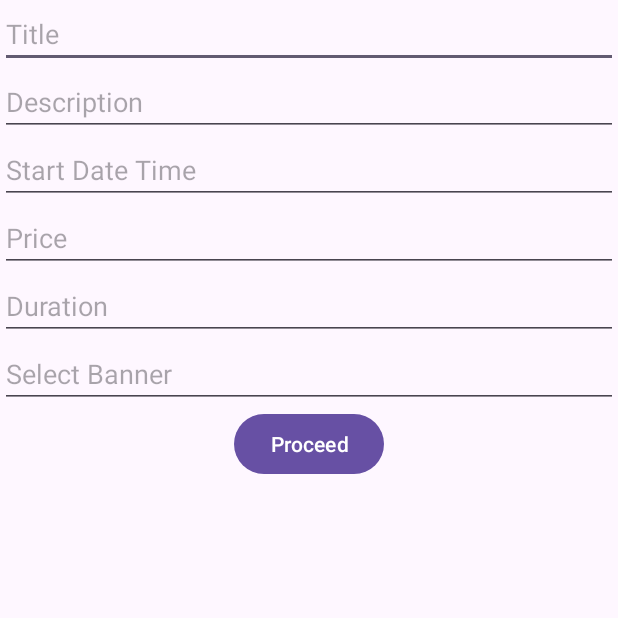
After one commit to th-aslam0/W24_3175_G1_TourGuideMegaphone, an Android app: the EditTourAdActivity screen opened directly, with no data from a screen before it, on a phone screen of 412 x 824 dp, the top half of it. The commit adds this screen. Run offline under Robolectric (Android 15) with nearby library versions, the phone set to English and light mode, and no system bars.

Commit message:
More Screens added (#12)
* PaymentProcessActivity UI Done

* EditTourAdActivity UI Done

* added some functionality inside the two activites

* Added rating Activity

* added functionality for EditTourAdActivity

```diff
--- /dev/null
+++ b/app/src/main/java/com/example/tourguidemegaphone/EditTourAdActivity.java
@@ -0,0 +1,151 @@
+package com.example.tourguidemegaphone;
+
+import android.content.Intent;
+import android.os.Bundle;
+import android.util.Log;
+import android.view.View;
+import android.widget.Button;
+import android.widget.EditText;
+import android.widget.Toast;
+
+import androidx.activity.EdgeToEdge;
+import androidx.appcompat.app.AppCompatActivity;
+import androidx.core.graphics.Insets;
+import androidx.core.view.ViewCompat;
+import androidx.core.view.WindowInsetsCompat;
+
+import com.google.gson.annotations.SerializedName;
+
+import retrofit2.Call;
+import retrofit2.Callback;
+import retrofit2.Response;
+import retrofit2.Retrofit;
+import retrofit2.converter.gson.GsonConverterFactory;
+import retrofit2.http.Body;
+import retrofit2.http.POST;
+
+public class EditTourAdActivity extends AppCompatActivity {
+
+    private EditText editTextTitle, editTextDescription, editTextStartDateTime, editTextPrice, editTextDuration, editTextBanner;
+
+    @Override
+    protected void onCreate(Bundle savedInstanceState) {
+        super.onCreate(savedInstanceState);
+        EdgeToEdge.enable(this);
+        setContentView(R.layout.activity_edit_tour_ad);
+        ViewCompat.setOnApplyWindowInsetsListener(findViewById(R.id.main), (v, insets) -> {
+            Insets systemBars = insets.getInsets(WindowInsetsCompat.Type.systemBars());
+            v.setPadding(systemBars.left, systemBars.top, systemBars.right, systemBars.bottom);
+            return insets;
+        });
+
+        // Initialize EditText fields
+        editTextTitle = findViewById(R.id.editTextTitle);
+        editTextDescription = findViewById(R.id.editTextDescription);
+        editTextStartDateTime = findViewById(R.id.editTextStartDateTime);
+        editTextPrice = findViewById(R.id.editTextPrice);
+        editTextDuration = findViewById(R.id.editTextDuration);
+        editTextBanner = findViewById(R.id.editTextBanner);
+
+        Button updateButton = findViewById(R.id.buttonUpdate);
+
+        // Set click listener for Proceed button
+        updateButton.setOnClickListener(new View.OnClickListener() {
+            @Override
+            public void onClick(View v) {
+                // Retrieve text from EditText fields
+                String title = editTextTitle.getText().toString();
+                String description = editTextDescription.getText().toString();
+                String startDateTime = editTextStartDateTime.getText().toString();
+                String price = editTextPrice.getText().toString();
+                String duration = editTextDuration.getText().toString();
+                String banner = editTextBanner.getText().toString();
+
+                update(title, description, startDateTime, price, duration,banner);
+
+                // Proceed to TourSessionDetailsActivity
+//                Intent intent = new Intent(PaymentProcessActivity.this, TourSessionDetailsActivity.class);
+//                startActivity(intent);
+            }
+        });
+    }
+
+    private void update(String title, String description, String startDateTime,
+                        String price, String duration,String banner) {
+        Retrofit retrofit = new Retrofit.Builder()
+                .baseUrl("https://tourguidemegaphone-e5d7117dd068.herokuapp.com/") // Replace this with your API base URL
+                .addConverterFactory(GsonConverterFactory.create())
+                .build();
+
+        EditTourAdActivity.ApiService apiService = retrofit.create(EditTourAdActivity.ApiService.class);
+
+        EditTourAdActivity.UpdateRequest updateRequest = new EditTourAdActivity.UpdateRequest(title, description, startDateTime, price, duration,banner);
+
+        Call<EditTourAdActivity.UpdateResponse> call = apiService.signup(updateRequest);
+
+        call.enqueue(new Callback<EditTourAdActivity.UpdateResponse>() {
+            @Override
+            public void onResponse(Call<EditTourAdActivity.UpdateResponse> call, Response<EditTourAdActivity.UpdateResponse> response) {
+                if (response.isSuccessful()) {
+                    EditTourAdActivity.UpdateResponse signUpResponse = response.body();
+                    String token = signUpResponse.getToken();
+                    Log.d("DEBUF", "onResponse: " + signUpResponse);
+
+                    Intent intent = new Intent(EditTourAdActivity.this, TourGuideHomeActivity.class);
+                    startActivity(intent);
+                    // Handle successful login, e.g., save token to SharedPreferences
+                } else {
+                    // Handle unsuccessful login
+                    Toast.makeText(EditTourAdActivity.this, "Login failed", Toast.LENGTH_SHORT).show();
+                }
+            }
+
+            @Override
+            public void onFailure(Call<EditTourAdActivity.UpdateResponse> call, Throwable t) {
+                Log.d("DEBUF", "onError: " + t.getMessage());
+                // Handle failure
+                Toast.makeText(EditTourAdActivity.this, "Login failed: " + t.getMessage(), Toast.LENGTH_SHORT).show();
+            }
+        });
+    }
+
+    public class UpdateRequest {
+        @SerializedName("title")
+        private String title;
+        @SerializedName("description")
+        private String description;
+        @SerializedName("startDateTime")
+        private String startDateTime;
+        @SerializedName("price")
+        private String price;
+
+        @SerializedName("duration")
+        private String duration;
+
+        @SerializedName("banner")
+        private String banner;
+
+        public UpdateRequest(String title, String description, String startDateTime,
+                             String price, String duration,String banner) {
+            this.title= title;
+            this.description = description;
+            this.startDateTime = startDateTime;
+            this.price = price;
+            this.duration = duration;
+            this.banner = banner;
+        }
+    }
+
+    public class UpdateResponse {
+        @SerializedName("token")
+        private String message;
+
+        public String getToken() {
+            return message;
+        }
+    }
+    public interface ApiService {
+        @POST("update")
+        Call<EditTourAdActivity.UpdateResponse> signup(@Body EditTourAdActivity.UpdateRequest updateRequest);
+    }
+}
--- /dev/null
+++ b/app/src/main/res/layout/activity_edit_tour_ad.xml
@@ -0,0 +1,83 @@
+<?xml version="1.0" encoding="utf-8"?>
+<androidx.constraintlayout.widget.ConstraintLayout xmlns:android="http://schemas.android.com/apk/res/android"
+    xmlns:app="http://schemas.android.com/apk/res-auto"
+    xmlns:tools="http://schemas.android.com/tools"
+    android:id="@+id/main"
+    android:layout_width="match_parent"
+    android:layout_height="match_parent"
+    android:paddingStart="16dp"
+    android:paddingEnd="16dp"
+    android:paddingTop="16dp"
+    android:paddingBottom="16dp"
+    tools:context=".EditTourAdActivity">
+
+    <EditText
+        android:id="@+id/editTextTitle"
+        android:layout_width="0dp"
+        android:layout_height="wrap_content"
+        android:hint="Title"
+        app:layout_constraintEnd_toEndOf="parent"
+        app:layout_constraintStart_toStartOf="parent"
+        app:layout_constraintTop_toTopOf="parent" />
+
+    <EditText
+        android:id="@+id/editTextDescription"
+        android:layout_width="0dp"
+        android:layout_height="wrap_content"
+        android:hint="Description"
+        android:inputType="textMultiLine"
+        app:layout_constraintEnd_toEndOf="parent"
+        app:layout_constraintStart_toStartOf="parent"
+        app:layout_constraintTop_toBottomOf="@+id/editTextTitle" />
+
+    <EditText
+        android:id="@+id/editTextStartDateTime"
+        android:layout_width="0dp"
+        android:layout_height="wrap_content"
+        android:hint="Start Date Time"
+        android:inputType="datetime"
+        app:layout_constraintEnd_toEndOf="parent"
+        app:layout_constraintStart_toStartOf="parent"
+        app:layout_constraintTop_toBottomOf="@+id/editTextDescription" />
+
+    <EditText
+        android:id="@+id/editTextPrice"
+        android:layout_width="0dp"
+        android:layout_height="wrap_content"
+        android:hint="Price"
+        android:inputType="numberDecimal"
+        app:layout_constraintEnd_toEndOf="parent"
+        app:layout_constraintStart_toStartOf="parent"
+        app:layout_constraintTop_toBottomOf="@+id/editTextStartDateTime" />
+
+    <EditText
+        android:id="@+id/editTextDuration"
+        android:layout_width="0dp"
+        android:layout_height="wrap_content"
+        android:hint="Duration"
+        android:inputType="number"
+        app:layout_constraintEnd_toEndOf="parent"
+        app:layout_constraintStart_toStartOf="parent"
+        app:layout_constraintTop_toBottomOf="@+id/editTextPrice" />
+
+    <EditText
+        android:id="@+id/editTextBanner"
+        android:layout_width="0dp"
+        android:layout_height="wrap_content"
+        android:hint="Select Banner"
+        android:inputType="text"
+        app:layout_constraintEnd_toEndOf="parent"
+        app:layout_constraintStart_toStartOf="parent"
+        app:layout_constraintTop_toBottomOf="@+id/editTextDuration" />
+
+    <!-- Update button -->
+    <Button
+        android:id="@+id/buttonUpdate"
+        android:layout_width="wrap_content"
+        android:layout_height="wrap_content"
+        android:text="Proceed"
+        app:layout_constraintStart_toStartOf="parent"
+        app:layout_constraintEnd_toEndOf="parent"
+        app:layout_constraintTop_toBottomOf="@id/editTextBanner" />
+
+</androidx.constraintlayout.widget.ConstraintLayout>
```
Also changed, not shown: app/src/main/AndroidManifest.xml (+9 -0 lines), app/src/main/java/com/example/tourguidemegaphone/PaymentProcessActivity.java (added, +48 -0 lines), app/src/main/java/com/example/tourguidemegaphone/RateExperience.java (added, +72 -0 lines), app/src/main/java/com/example/tourguidemegaphone/TourSessionDetailsActivity.java (+9 -4 lines), app/src/main/res/layout/activity_payment_process.xml (added, +74 -0 lines), app/src/main/res/layout/activity_rate_experience.xml (added, +101 -0 lines).
